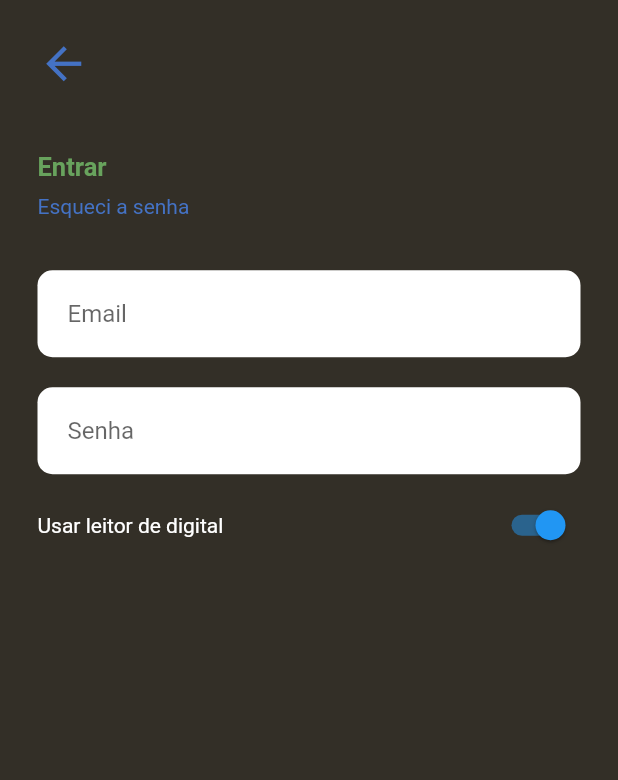
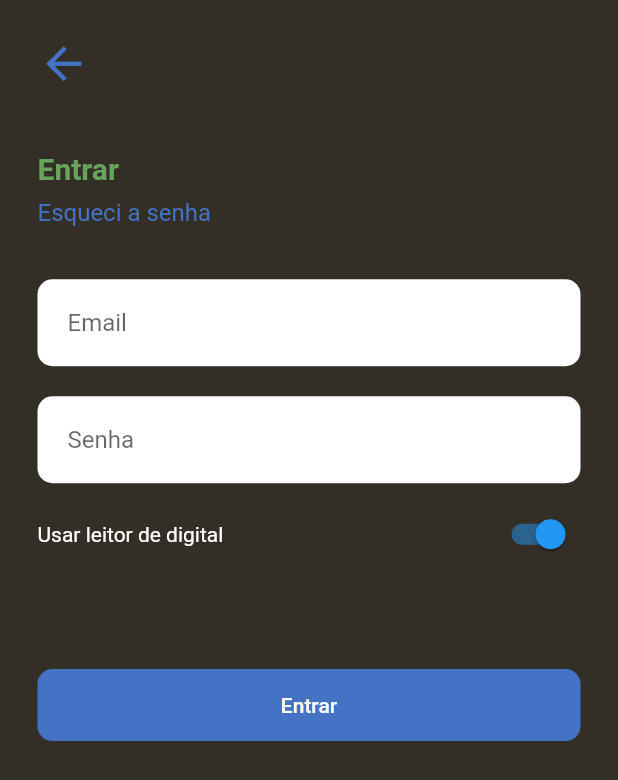
Before and after one commit to Gustavotc/psel-shinier-2021, a Flutter app: the screen it shows after launch, on a phone screen of 412 x 824 dp. Shown: the top 780 px of the screen. Run offline on Flutter 3.47's test engine with Material 2 defaults, Android fonts, the phone set to English and light mode, and no system bars.

Commit message:
Login screen: sign-in button, switch correction, transform forgot password text in a button. Creation of the sign-in with fingerprint page

```diff
--- a/lib/Screens/Login/components/body.dart
+++ b/lib/Screens/Login/components/body.dart
@@ -1,5 +1,10 @@
 import 'package:flutter/material.dart';
+import 'package:psel_shinier_2021/Screens/Login/components/text_login.dart';
+import 'package:psel_shinier_2021/components/CustomButton.dart';
 import 'package:psel_shinier_2021/components/CustomTextField.dart';
+
+import 'forgot_password_button.dart';
+import 'use_fingerprint_page.dart';
 
 class Body extends StatefulWidget {
   @override
@@ -7,11 +12,14 @@ class Body extends StatefulWidget {
 }
 
 class _BodyState extends State<Body> {
+
+  bool _useFingerPrint = true;
+
   @override
   Widget build(BuildContext context) {
 
     Size size = MediaQuery.of(context).size; //Screen Size
-    bool useFingerPrint = true;
+               //Switch variable
 
     return Container(
       height: size.height,
@@ -26,24 +34,10 @@ class _BodyState extends State<Body> {
               color: Color(0xff4472C4),
               size: 35,
               ),
-            SizedBox(height: size.height * 0.05,),
-            Text(
-              "Entrar",
-              style: TextStyle(
-                color: Color(0xff68A35D),
-                fontSize: 17,
-                fontWeight: FontWeight.w700
-              ),
-            ),
-            SizedBox(height: size.height * 0.01,),
-            Text(
-              "Esqueci a senha",
-              style: TextStyle(
-                color: Color(0xff4472C4),
-                fontSize: 14,
-                fontWeight: FontWeight.w400
-              ),
-            ),
+            SizedBox(height: size.height * 0.05,), //Space between arrow Icon and Login text
+            TextLogin(),                           //Simple Text
+            SizedBox(height: size.height * 0.01,), //Space between Login text and Forgot  my password text
+            ForgotPasswordButton(onTap: (){},),
             SizedBox(height: size.height * 0.03,),
             CustomTextField(
               hint: "Email",
@@ -61,20 +55,26 @@ class _BodyState extends State<Body> {
                   "Usar leitor de digital",
                   style: TextStyle(color: Colors.white),
                 ),
-                Spacer(),
+                Spacer(), //Space to fill the row
                 Switch(
-                  value: useFingerPrint,
-                  onChanged: (value) {
+                  value: _useFingerPrint,
+                  onChanged: (bool value){
                     setState(() {
-                      useFingerPrint = value;
+                      _useFingerPrint = value;
                     });
-                  }
+                  },
                   ),
               ],
-            )
+            ),
+            SizedBox(height: size.height * 0.08,),
+            CustomButton(
+              text: "Entrar",
+              onPressed: (){ useFirgerPrintPage(context); },
+            ),
           ],
         ),
       ),
     );
   }
+
 }
--- /dev/null
+++ b/lib/Screens/Login/components/forgot_password_button.dart
@@ -0,0 +1,29 @@
+import 'package:flutter/material.dart';
+
+//Class to create the forgot my password button
+class ForgotPasswordButton extends StatelessWidget {
+
+  final Function onTap;   //onTap Function
+
+  //Constructor with required variables
+  const ForgotPasswordButton({
+    Key key,
+    @required this.onTap,
+  }) : super(key: key);
+
+  @override
+  Widget build(BuildContext context) {
+    return GestureDetector(
+        child: Text(
+        "Esqueci a senha",
+        style: TextStyle(
+          color: Color(0xff4472C4),
+          fontSize: 16,
+          fontWeight: FontWeight.w400
+        ),
+      ),
+      onTap: onTap,                 //Sets onTap function received by the constructor
+    );
+  }
+
+}
--- /dev/null
+++ b/lib/Screens/Login/components/text_login.dart
@@ -0,0 +1,20 @@
+import 'package:flutter/material.dart';
+
+//Class to create the Login Text
+class TextLogin extends StatelessWidget {
+  const TextLogin({
+    Key key,
+  }) : super(key: key);
+
+  @override
+  Widget build(BuildContext context) {
+    return Text(
+      "Entrar",
+      style: TextStyle(
+        color: Color(0xff68A35D),
+        fontSize: 20,
+        fontWeight: FontWeight.w700
+      ),
+    );
+  }
+}
--- a/lib/Screens/Login/login_screen.dart
+++ b/lib/Screens/Login/login_screen.dart
@@ -12,7 +12,9 @@ class _LoginScreenState extends State<LoginScreen> {
   Widget build(BuildContext context) {
     return Scaffold(
       backgroundColor: Color(0xff332F27),
-      body: Body(),
+      body: SingleChildScrollView(
+        child: Body()
+        ),
     );
   }
 }
--- /dev/null
+++ b/lib/components/CustomButton.dart
@@ -0,0 +1,40 @@
+import 'package:flutter/material.dart';
+
+// Class to create a custom Button
+class CustomButton extends StatelessWidget {
+
+  final String text;        //Button text
+  final Function onPressed; //On pressed function
+
+  //Constructor with required parameters
+  const CustomButton({
+    Key key,
+    @required this.text,
+    @required this.onPressed,
+  }) : super(key: key);
+
+  @override
+  Widget build(BuildContext context) {
+
+    Size size = MediaQuery.of(context).size; //Screen size variable
+
+    return Container(
+      decoration: BoxDecoration(
+        color: Color(0xff4472C4),
+        borderRadius: BorderRadius.circular(10),
+      ),
+      width: size.width,   //Sets the maximum screen width
+      child: TextButton(
+        onPressed: () {
+          onPressed();      //Sets the function received by the constructor
+        },
+        child: Text(
+          text,             //Sets the text received by the constructor
+          style: TextStyle(
+            color: Colors.white
+            ),
+        ),
+        ),
+    );
+  }
+}
```
Also changed, not shown: lib/Screens/Login/components/use_fingerprint_page.dart (added, +52 -0 lines).
